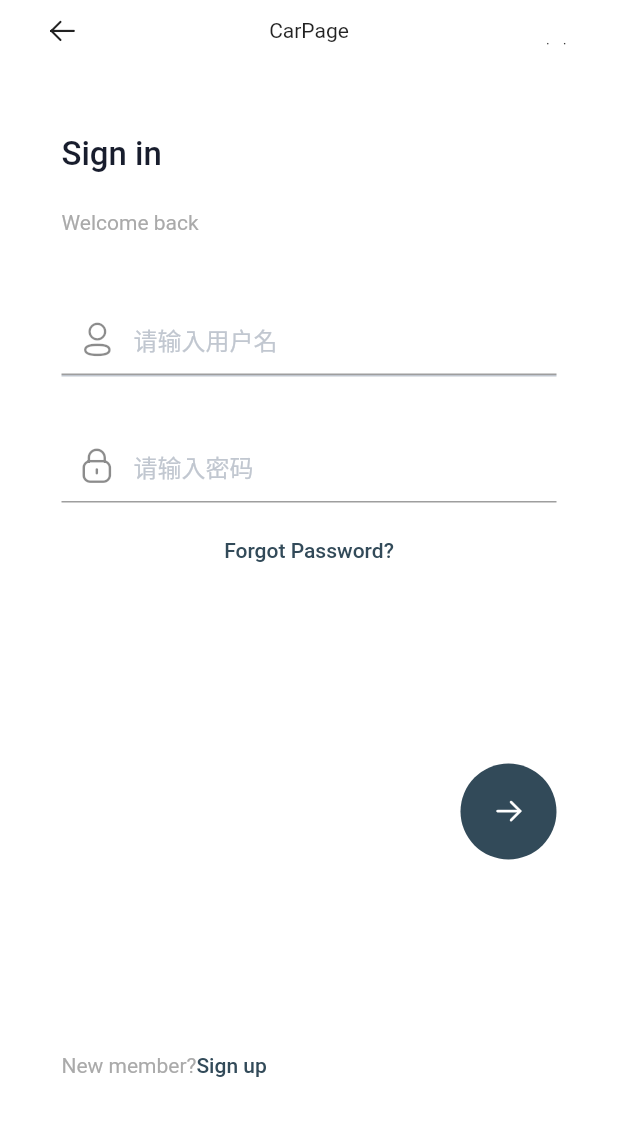
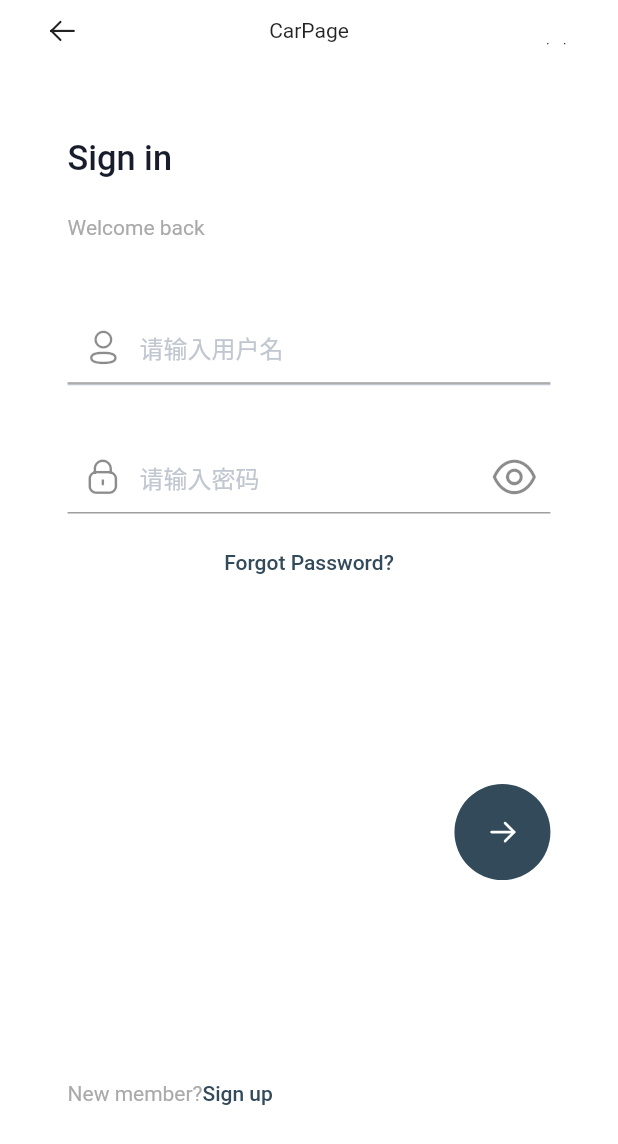
Before and after one commit to xiaokinglong/coffee_mall, a Flutter app: the LoginPage screen opened by its route, on a phone screen of 412 x 824 dp. Shown: the top 1144 px of the screen. Run offline on Flutter 3.47's test engine with Material 2 defaults, Android fonts, the phone set to English and light mode, and no system bars; our stand-ins replace flutter_screenutil.

Commit message:
login页面的适配

```diff
--- /dev/null
+++ b/lib/constant/baseColor.dart
@@ -0,0 +1 @@
+// 常用的颜色
--- a/lib/pages/login/index.dart
+++ b/lib/pages/login/index.dart
@@ -2,6 +2,9 @@ import 'package:flutter/material.dart';
 import 'package:supermall/components/button.dart';
 import 'package:supermall/components/customAppBar.dart';
 import 'package:supermall/untils/Iconfont.dart';
+
+import 'package:flutter_screenutil/flutter_screenutil.dart';
+import 'package:supermall/untils/screenutil.dart';
 
 // TODO: 需要跳转的页面还没有写 然后需要替换正确的icon;
 class LoginPage extends StatefulWidget {
@@ -13,8 +16,25 @@ class LoginPage extends StatefulWidget {
 
 class _LoginPageState extends State<LoginPage> {
   final _formKey = GlobalKey<FormState>();
+  bool isHidePass = false;
+
+  @override
+  void initState() {
+    // TODO: implement initState
+    super.initState();
+    setState(() {
+      isHidePass = true;
+    });
+  }
+
   @override
   Widget build(BuildContext context) {
+    ScreenUtil.init(
+        BoxConstraints(
+            maxWidth: MediaQuery.of(context).size.width,
+            maxHeight: MediaQuery.of(context).size.height),
+        designSize: Size(375, 792),
+        orientation: Orientation.portrait);
     return Scaffold(
       backgroundColor: Colors.white,
       body: Column(
@@ -23,28 +43,32 @@ class _LoginPageState extends State<LoginPage> {
           CustomAppBar(),
           Container(
             padding: EdgeInsets.only(
-              left: 41,
-              right: 41,
+              left: duSetWidth(41),
+              right: duSetWidth(41),
             ),
             child: Column(
               crossAxisAlignment: CrossAxisAlignment.start,
               children: [
                 Container(
                   padding: EdgeInsets.only(
-                    top: 50,
+                    top: duSetHeight(50),
                   ),
-                  margin: EdgeInsets.only(bottom: 24),
+                  margin: EdgeInsets.only(
+                    bottom: duSetHeight(24),
+                  ),
                   child: Text(
                     'Sign in',
                     style: TextStyle(
-                      fontSize: 22,
+                      fontSize: duSetFontSize(22),
                       fontWeight: FontWeight.w500,
                       color: Color.fromRGBO(24, 29, 45, 1),
                     ),
                   ),
                 ),
                 Container(
-                  margin: EdgeInsets.only(bottom: 46),
+                  margin: EdgeInsets.only(
+                    bottom: duSetHeight(46),
+                  ),
                   child: Text(
                     'Welcome back',
                     style: TextStyle(
@@ -71,16 +95,11 @@ class _LoginPageState extends State<LoginPage> {
                               color: Color.fromRGBO(193, 199, 208, 1),
                             ),
                             prefixIcon: Icon(Iconfont.coffeeuser),
-                            // border: OutlineInputBorder(
-                            //   borderSide: BorderSide(
-                            //     width: 0,
-                            //     color: Color.fromRGBO(193, 199, 208, 1),
-                            //     style: BorderStyle.solid,
-                            //   ),
-                            // ),
                           ),
                         ),
-                        margin: EdgeInsets.only(bottom: 36),
+                        margin: EdgeInsets.only(
+                          bottom: duSetHeight(36),
+                        ),
                         decoration: BoxDecoration(
                           border: Border(
                             bottom: BorderSide(
@@ -92,11 +111,13 @@ class _LoginPageState extends State<LoginPage> {
                         ),
                       ),
                       Container(
-                        margin: EdgeInsets.only(bottom: 24),
+                        margin: EdgeInsets.only(
+                          bottom: duSetHeight(24),
+                        ),
                         // 密码
                         child: TextField(
                           /// 密码形式
-                          obscureText: true,
+                          obscureText: isHidePass,
 
                           /// 键盘的类型 相当于 input的type
                           keyboardType: TextInputType.text,
@@ -106,13 +127,14 @@ class _LoginPageState extends State<LoginPage> {
                               color: Color.fromRGBO(193, 199, 208, 1),
                             ),
                             prefixIcon: Icon(Iconfont.coffeepass),
-                            // border: OutlineInputBorder(
-                            //   borderSide: BorderSide(
-                            //     width: 0,
-                            //     color: Color.fromRGBO(193, 199, 208, 1),
-                            //     style: BorderStyle.solid,
-                            //   ),
-                            // ),
+                            suffixIcon: GestureDetector(
+                              onTap: () {
+                                setState(() {
+                                  isHidePass = !isHidePass;
+                                });
+                              },
+                              child: Icon(Iconfont.coffeeeyes),
+                            ),
                           ),
                         ),
                       ),
@@ -122,7 +144,9 @@ class _LoginPageState extends State<LoginPage> {
                 // 按钮
                 Container(
                   width: double.infinity,
-                  margin: EdgeInsets.only(bottom: 134),
+                  margin: EdgeInsets.only(
+                    bottom: duSetHeight(134),
+                  ),
                   child: GestureDetector(
                     onTap: () {
                       Navigator.pushNamed(context, '/forgot');
@@ -141,7 +165,9 @@ class _LoginPageState extends State<LoginPage> {
                 ),
                 Container(
                   alignment: Alignment.centerRight,
-                  margin: EdgeInsets.only(bottom: 129),
+                  margin: EdgeInsets.only(
+                    bottom: duSetHeight(129),
+                  ),
                   child: InkWell(
                     onTap: () {
                       print('登陆成功之后 跳转页面');
--- /dev/null
+++ b/lib/untils/screenutil.dart
@@ -0,0 +1,16 @@
+import 'package:flutter_screenutil/flutter_screenutil.dart';
+
+/// 设置宽度
+double duSetWidth(double width) {
+  return ScreenUtil().setWidth(width);
+}
+
+/// 设置height度
+double duSetHeight(double height) {
+  return ScreenUtil().setHeight(height);
+}
+
+/// 设置字体尺寸
+double duSetFontSize(double fontSize) {
+  return ScreenUtil().setSp(fontSize);
+}
--- a/pubspec.yaml
+++ b/pubspec.yaml
@@ -23,6 +23,7 @@ environment:
 dependencies:
   flutter:
     sdk: flutter
+  flutter_screenutil: ^5.0.0+2
 
 
   # The following adds the Cupertino Icons font to your application.
```
Also changed, not shown: pubspec.lock.
